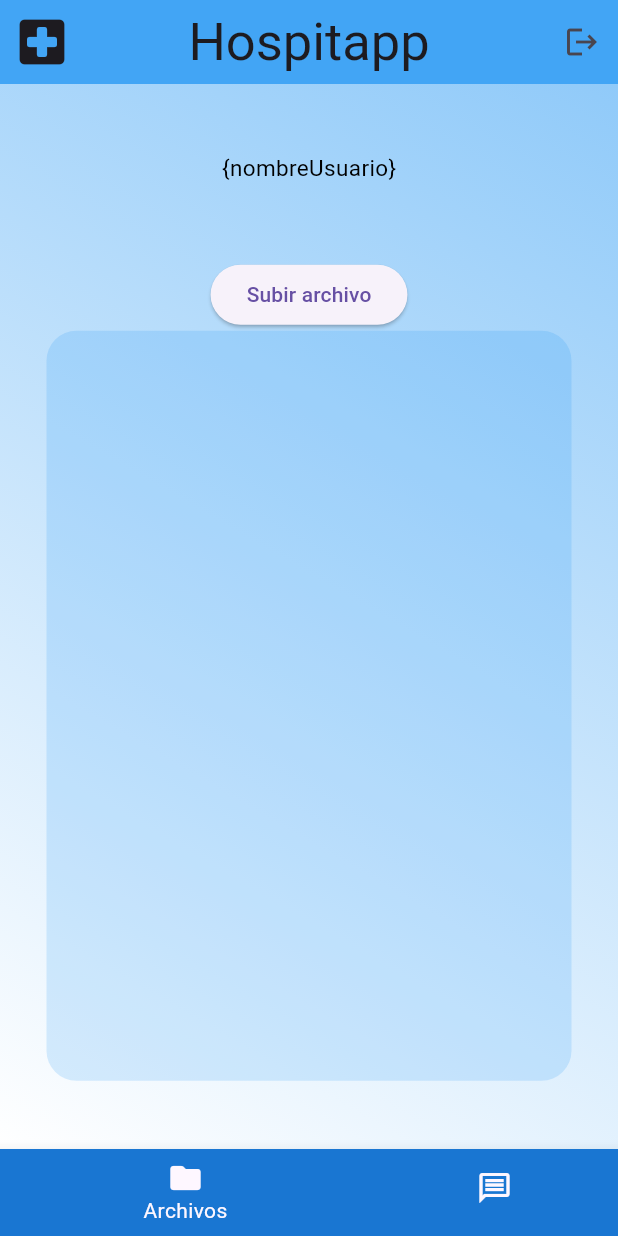
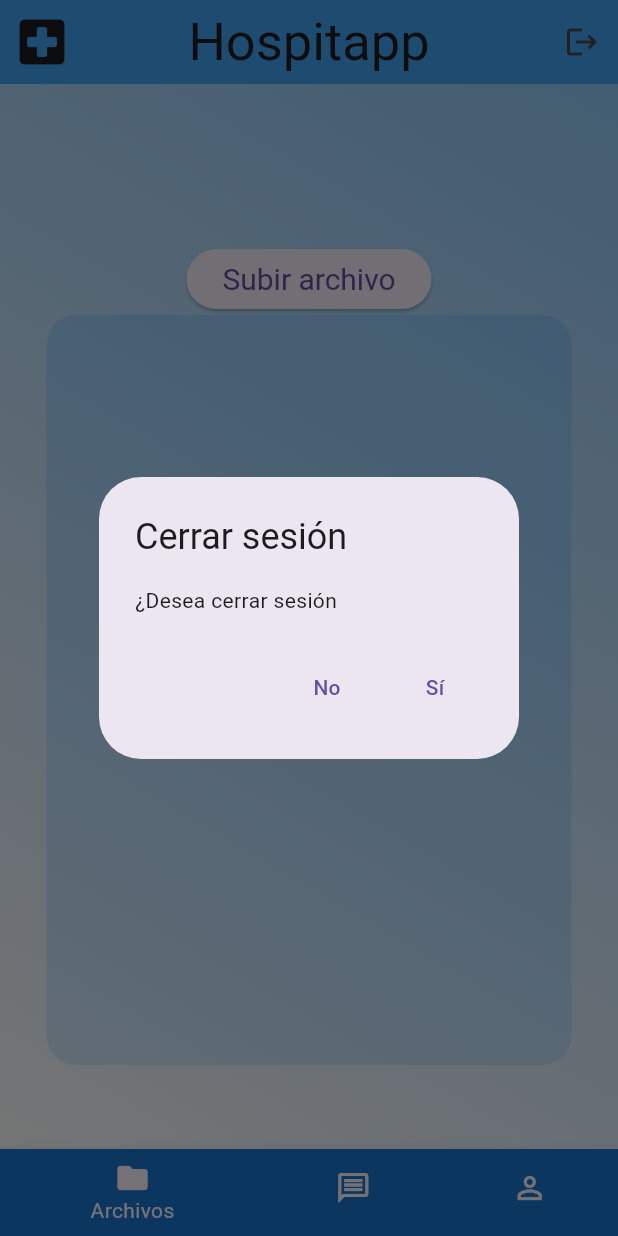
Before and after one commit to AdolfoSanJose/ProyectoMultidisciplinar, a Flutter app: the MainScreen screen opened directly, after a tap on the "logout" icon, on a phone screen of 412 x 824 dp. Run offline on Flutter 3.47's test engine with Material 3 defaults, Android fonts, the phone set to English and light mode, and no system bars; our stand-ins replace lottie.

Commit message:
Vista de datos de usuario sin consumicion de la API y cierre de sesion

```diff
--- a/hospitapp/lib/pages/main_screen.dart
+++ b/hospitapp/lib/pages/main_screen.dart
@@ -1,8 +1,11 @@
 import 'package:flutter/material.dart';
 import 'package:flutter_application_1/pages/login_page.dart';
 import 'package:flutter_application_1/pages/register_page.dart';
-import 'file_sharing_page.dart';
+import 'package:flutter_application_1/pages/sessionViews/messages_view.dart';
+import 'package:flutter_application_1/pages/sessionViews/user_data_view.dart';
+import 'sessionViews/file_sharing_page.dart';
 
+// Menú base para la barra de navegación al iniciar sesión en la aplicación
 class MainScreen extends StatefulWidget {
   @override
   State<MainScreen> createState() => _MainScreenState();
@@ -13,12 +16,57 @@ class _MainScreenState extends State<MainScreen> {
 
   @override
   Widget build(BuildContext context) {
-    final colors = Theme.of(context).colorScheme;
+    // Al meter en esta lista las vistas, aparecerán en ese mismo orden en el menú de navegación
     final screens = [
       FileSharingPage(),
-      RegisterPage(onTap: () => {}),
+      MessagesView(),
+      UserDataView(),
     ];
     return Scaffold(
+      appBar: AppBar(
+        title: const Text(
+          "Hospitapp",
+          style: TextStyle(fontSize: 35),
+        ),
+        leading: const Icon(
+          Icons.local_hospital_rounded,
+          size: 40,
+        ),
+        centerTitle: true,
+        backgroundColor: Colors.blue.shade400,
+        // Comento esta línea provisionalmente, posiblemente se elimine por completo
+        actions: [
+          IconButton(
+            onPressed: () {
+              showDialog(
+                context: context,
+                builder: (ctx) => AlertDialog(
+                  title: const Text("Cerrar sesión"),
+                  content: const Text("¿Desea cerrar sesión"),
+                  actions: <Widget>[
+                    TextButton(
+                        onPressed: () {
+                          Navigator.of(ctx).pop();
+                        },
+                        child: const Text('No')),
+                    TextButton(
+                        onPressed: () {
+                          Navigator.push(
+                            context,
+                            MaterialPageRoute(
+                              builder: (context) => LoginPage(onTap: () {}),
+                            ),
+                          );
+                        },
+                        child: const Text('Sí')),
+                  ],
+                ),
+              );
+            },
+            icon: Icon(Icons.logout),
+          )
+        ],
+      ),
       body: IndexedStack(
         index: selectedIndex,
         children: screens,
@@ -44,6 +92,19 @@ class _MainScreenState extends State<MainScreen> {
             label: 'Mensajes',
             backgroundColor: Colors.blue.shade700,
           ),
+          BottomNavigationBarItem(
+            icon: const Icon(Icons.person_outline),
+            activeIcon: const Icon(Icons.person_rounded),
+            label: '{UserName}',
+            backgroundColor: Colors.blue.shade700,
+          ),
+          // <----AÑADE AQUÍ TANTOS BottomNavigationBarItem como vistas añadidas a la lista 'screens'
+          // BottomNavigationBarItem(
+          //   icon: const Icon(Icons.person_outline),
+          //   activeIcon: const Icon(Icons.person_rounded),
+          //   label: 'SampleView',
+          //   backgroundColor: Colors.blue.shade700,
+          // ),
         ],
       ),
     );
--- a/hospitapp/lib/pages/file_sharing_page.dart
+++ b/hospitapp/lib/pages/sessionViews/file_sharing_page.dart
@@ -19,19 +19,6 @@ class _FileSharingPageState extends State<FileSharingPage> {
   @override
   Widget build(BuildContext context) {
     return Scaffold(
-      appBar: AppBar(
-        title: const Text(
-          "Hospitapp",
-          style: TextStyle(fontSize: 35),
-        ),
-        leading: const Icon(
-          Icons.local_hospital_rounded,
-          size: 40,
-        ),
-        centerTitle: true,
-        backgroundColor: Colors.blue.shade400,
-        actions: [IconButton(onPressed: () => {}, icon: Icon(Icons.logout))],
-      ),
       body: Container(
         width: double.infinity,
         decoration: BoxDecoration(
@@ -46,14 +33,6 @@ class _FileSharingPageState extends State<FileSharingPage> {
             child: Column(
               mainAxisAlignment: MainAxisAlignment.center,
               children: [
-                const Text(
-                  '{nombreUsuario}', // Aquí podría ir dinámicamente el nombre del usuario
-                  style: TextStyle(
-                    color: Colors.black,
-                    fontSize: 15,
-                  ),
-                ),
-
                 const SizedBox(height: 50),
 
                 Column(
@@ -62,7 +41,12 @@ class _FileSharingPageState extends State<FileSharingPage> {
                       mainAxisAlignment: MainAxisAlignment.center,
                       children: [
                         ElevatedButton(
-                            onPressed: () => {}, child: Text('Subir archivo'))
+                            style: ElevatedButton.styleFrom(
+                                textStyle: const TextStyle(
+                              fontSize: 20,
+                            )),
+                            onPressed: () => {},
+                            child: const Text('Subir archivo'))
                       ],
                     ),
                   ],
@@ -73,8 +57,9 @@ class _FileSharingPageState extends State<FileSharingPage> {
                   height: 500,
                   width: 350,
                   decoration: BoxDecoration(
-                      color: const Color.fromARGB(37, 0, 134, 243),
-                      borderRadius: BorderRadius.circular(20)),
+                    color: const Color.fromARGB(37, 0, 134, 243),
+                    borderRadius: BorderRadius.circular(20),
+                  ),
                   child: Column(children: []),
                 ),
               ],
--- /dev/null
+++ b/hospitapp/lib/pages/sessionViews/messages_view.dart
@@ -0,0 +1,27 @@
+import 'package:flutter/material.dart';
+
+class MessagesView extends StatefulWidget {
+  void Function()? onTap;
+  MessagesView({super.key});
+
+  @override
+  State<MessagesView> createState() => _MessagesViewState();
+}
+
+class _MessagesViewState extends State<MessagesView> {
+  @override
+  Widget build(BuildContext context) {
+    return Scaffold(
+      body: Container(
+          width: double.infinity,
+          decoration: BoxDecoration(
+            gradient: LinearGradient(
+              colors: [Colors.blue.shade200, Colors.white],
+              begin: Alignment.topRight,
+              end: Alignment.bottomLeft,
+            ),
+          ),
+          child: null),
+    );
+  }
+}
--- /dev/null
+++ b/hospitapp/lib/pages/sessionViews/user_data_view.dart
@@ -0,0 +1,75 @@
+import 'package:flutter/material.dart';
+
+class UserDataView extends StatefulWidget {
+  void Function()? onTap;
+  UserDataView({super.key});
+
+  @override
+  State<UserDataView> createState() => _UserDataViewState();
+}
+
+class _UserDataViewState extends State<UserDataView> {
+  @override
+  Widget build(BuildContext context) {
+    return Scaffold(
+      body: Container(
+          width: double.infinity,
+          decoration: BoxDecoration(
+            gradient: LinearGradient(
+              colors: [Colors.blue.shade200, Colors.white],
+              begin: Alignment.topRight,
+              end: Alignment.bottomLeft,
+            ),
+          ),
+          child: Column(
+            mainAxisAlignment: MainAxisAlignment.center,
+            children: [
+              Container(
+                height: 500,
+                width: 350,
+                decoration: BoxDecoration(
+                  color: const Color.fromARGB(37, 0, 134, 243),
+                  borderRadius: BorderRadius.circular(20),
+                ),
+                child: const Column(
+                  mainAxisAlignment: MainAxisAlignment.center,
+                  children: [
+                    Icon(
+                      Icons.person_pin,
+                      size: 70,
+                    ),
+                    SizedBox(
+                      height: 40,
+                    ),
+                    Text(
+                      '{UserName}',
+                      style: TextStyle(
+                        fontSize: 40,
+                      ),
+                    ),
+                    SizedBox(
+                      height: 40,
+                    ),
+                    Text(
+                      '{Correo}',
+                      style: TextStyle(
+                        fontSize: 40,
+                      ),
+                    ),
+                    SizedBox(
+                      height: 40,
+                    ),
+                    Text(
+                      '{NIF/NIE}',
+                      style: TextStyle(
+                        fontSize: 40,
+                      ),
+                    ),
+                  ],
+                ),
+              ),
+            ],
+          )),
+    );
+  }
+}
```
Also changed, not shown: hospitapp/lib/pages/sessionViews/empy_view_for_dev.dart (added, +27 -0 lines).
